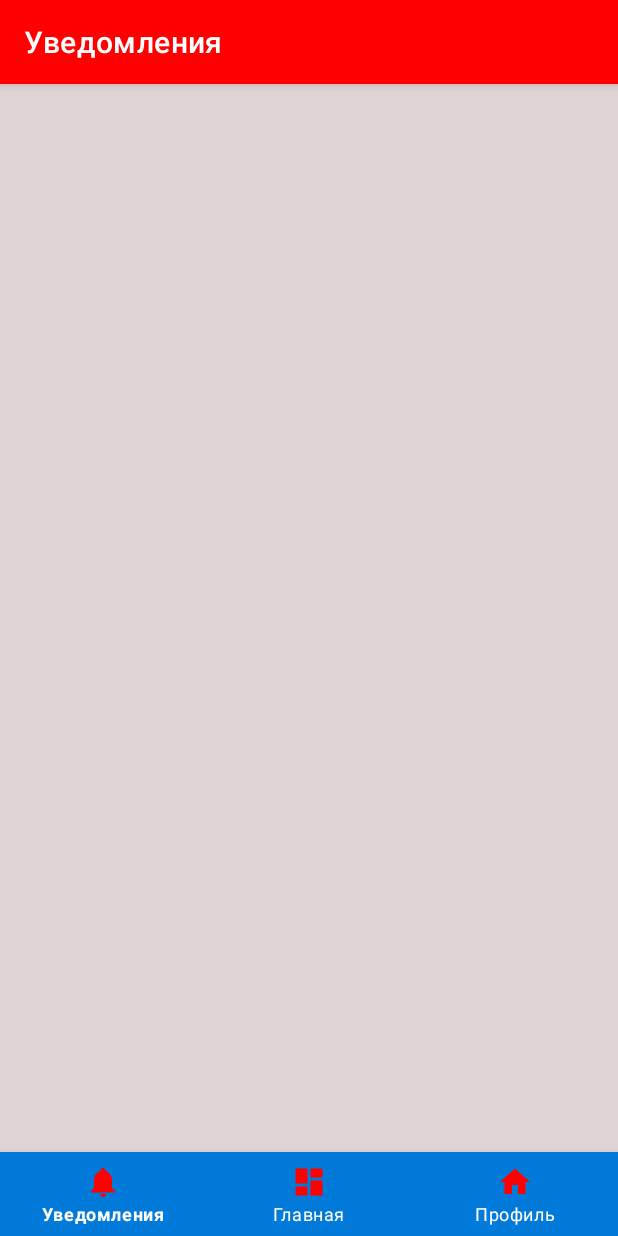
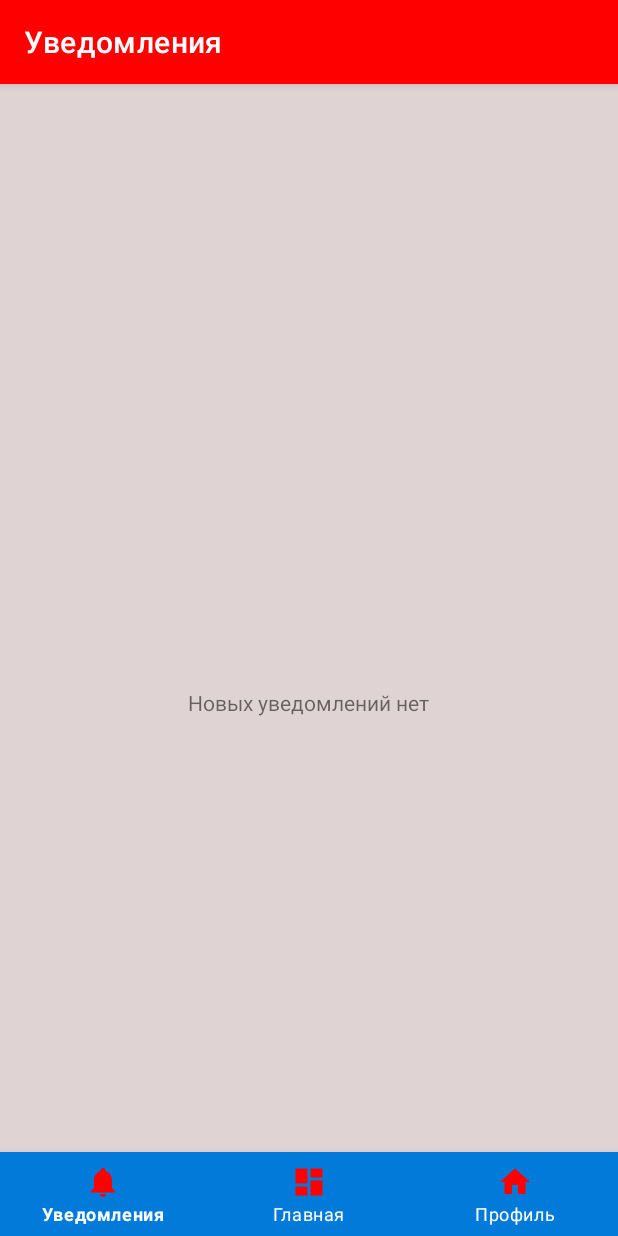
Before and after one commit to StreetKatya/Studelper, an Android app: the NotificationsFragment screen opened through its navigation route, on a phone screen of 412 x 824 dp. Run offline under Robolectric (Android 15) with nearby library versions, the phone set to English and light mode, and no system bars; our stand-ins replace Room's generated code, navigation-ui.

Commit message:
notification

```diff
--- a/app/src/main/res/layout/fragment_notifications.xml
+++ b/app/src/main/res/layout/fragment_notifications.xml
@@ -4,4 +4,19 @@
     xmlns:tools="http://schemas.android.com/tools"
     android:layout_width="match_parent"
     android:layout_height="match_parent"
-    tools:context=".ui.notifications.NotificationsFragment"/>
+    tools:context=".ui.notifications.NotificationsFragment">
+
+    <TextView
+        android:id="@+id/textView6"
+        android:layout_width="wrap_content"
+        android:layout_height="wrap_content"
+        android:layout_marginStart="176dp"
+        android:layout_marginTop="292dp"
+        android:layout_marginEnd="177dp"
+        android:layout_marginBottom="292dp"
+        android:text="Новых уведомлений нет"
+        app:layout_constraintBottom_toBottomOf="parent"
+        app:layout_constraintEnd_toEndOf="parent"
+        app:layout_constraintStart_toStartOf="parent"
+        app:layout_constraintTop_toTopOf="parent" />
+</androidx.constraintlayout.widget.ConstraintLayout>
--- a/app/src/main/res/navigation/mobile_navigation.xml
+++ b/app/src/main/res/navigation/mobile_navigation.xml
@@ -47,12 +47,12 @@
     <fragment
         android:id="@+id/documentFragment"
         android:name="com.example.studelper.DocumentFragment"
-        android:label="fragment_document"
+        android:label="@string/button_documents"
         tools:layout="@layout/fragment_document" />
     <fragment
         android:id="@+id/scheduleFragment"
         android:name="com.example.studelper.ScheduleFragment"
-        android:label="fragment_schedule"
+        android:label="@string/button_timesheet"
         tools:layout="@layout/fragment_schedule" />
     <fragment
         android:id="@+id/addToDb"
@@ -62,7 +62,7 @@
     <fragment
         android:id="@+id/floorPlanFragment"
         android:name="com.example.studelper.FloorPlanFragment"
-        android:label="fragment_floor_plan"
+        android:label="@string/button_floor_plan"
         tools:layout="@layout/fragment_floor_plan" />
 
 </navigation>
```
